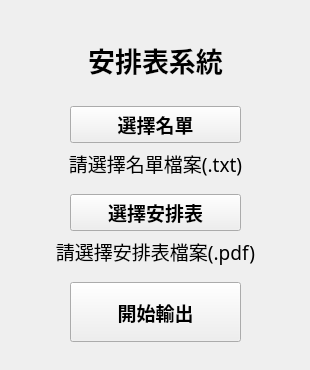
Before: the Qt Designer form scheduleUI.ui in ChenSheeep/Add-and-Highlight-Name, drawn with Qt 5.
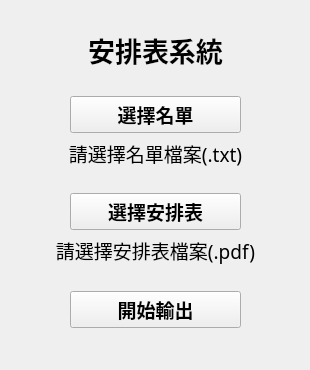
After: the same form once the commit is applied.

Commit message: 把vertical spacer改成expanding

Diff of the .ui file:
```diff
--- a/scheduleUI.ui
+++ b/scheduleUI.ui
@@ -71,7 +71,7 @@
        <enum>Qt::Vertical</enum>
       </property>
       <property name="sizeType">
-       <enum>QSizePolicy::Preferred</enum>
+       <enum>QSizePolicy::Expanding</enum>
       </property>
       <property name="sizeHint" stdset="0">
        <size>
@@ -169,7 +169,7 @@
        <enum>Qt::Vertical</enum>
       </property>
       <property name="sizeType">
-       <enum>QSizePolicy::Preferred</enum>
+       <enum>QSizePolicy::Expanding</enum>
       </property>
       <property name="sizeHint" stdset="0">
        <size>
@@ -267,7 +267,7 @@
        <enum>Qt::Vertical</enum>
       </property>
       <property name="sizeType">
-       <enum>QSizePolicy::Preferred</enum>
+       <enum>QSizePolicy::Expanding</enum>
       </property>
       <property name="sizeHint" stdset="0">
        <size>
@@ -340,7 +340,7 @@
        <enum>Qt::Vertical</enum>
       </property>
       <property name="sizeType">
-       <enum>QSizePolicy::Preferred</enum>
+       <enum>QSizePolicy::Expanding</enum>
       </property>
       <property name="sizeHint" stdset="0">
        <size>
```
The commit also changes 1 other file.
